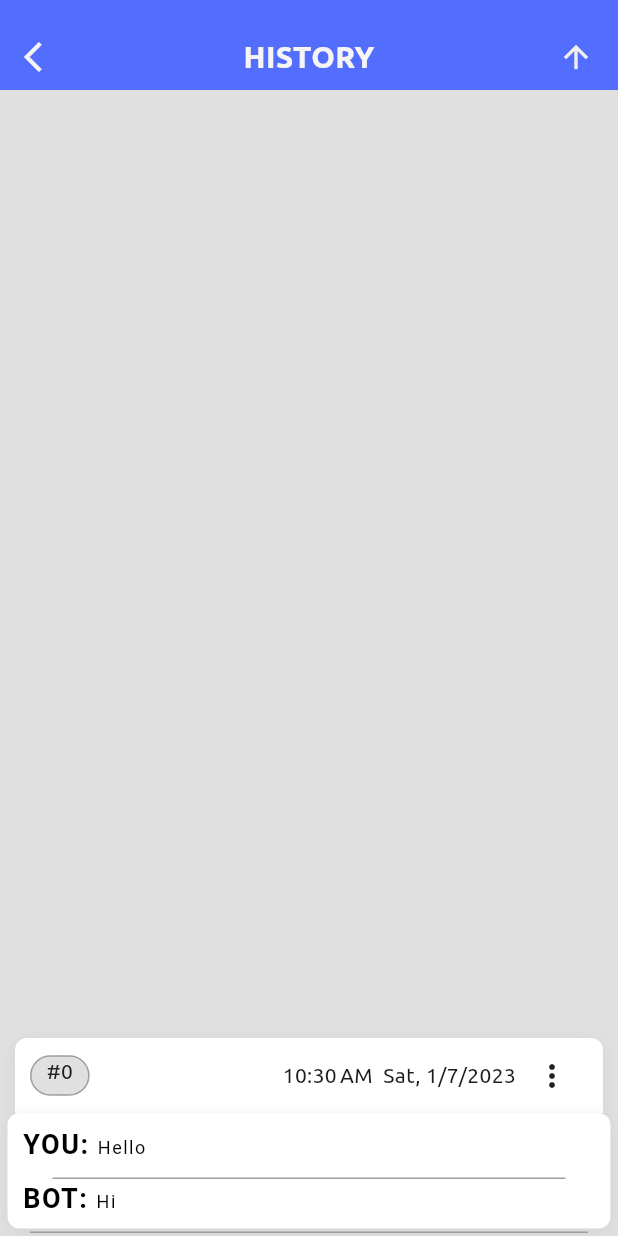
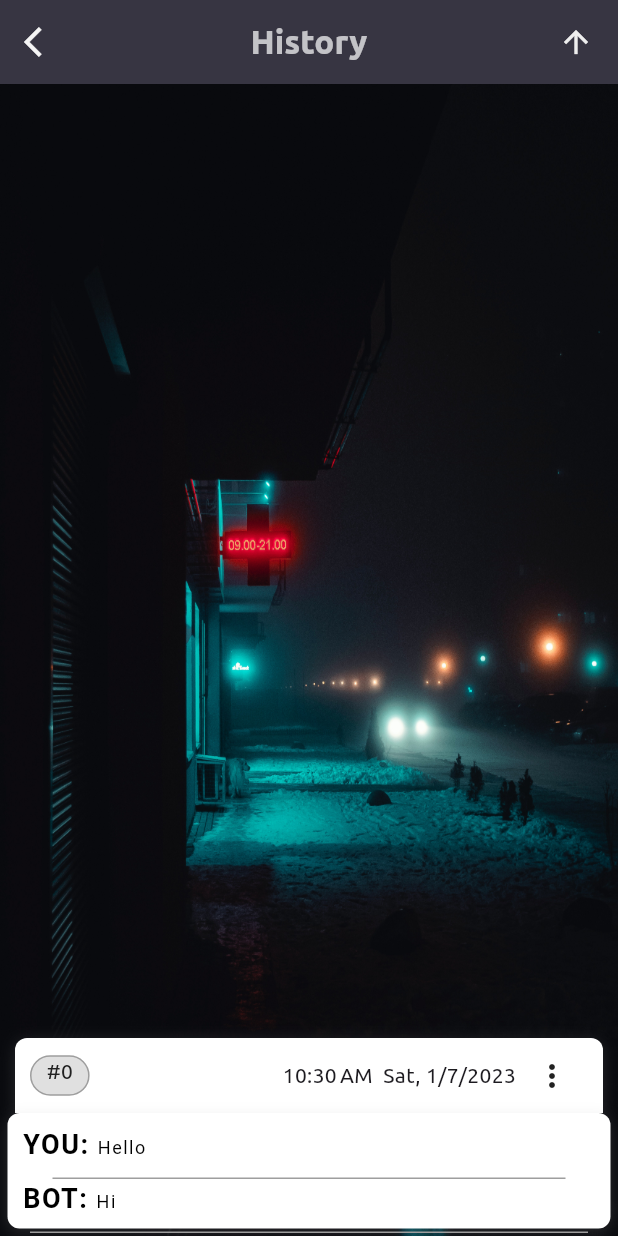
Before and after one commit to priyanshuverma-dev/delta, a Flutter app: the screen it shows after launch, after a tap on "HISTORY", on a phone screen of 412 x 824 dp. Run offline on Flutter 3.47's test engine with Material 2 defaults, Android fonts, the phone set to English and light mode, and no system bars; our stand-ins replace animated_text_kit, fluttertoast, get, hive, hive_flutter, lottie and 2 more; accounts and stored records are empty; network calls fail; project files that could hold a hidden picture were left out.

Commit message:
custom backgrounds are added

```diff
--- a/lib/features/Chat/screens/history_screen.dart
+++ b/lib/features/Chat/screens/history_screen.dart
@@ -1,6 +1,7 @@
 import 'package:answer_it/core/snackbar.dart';
 import 'package:answer_it/features/Chat/controller/controller.dart';
 import 'package:answer_it/utils/colors.dart';
+import 'package:answer_it/utils/global_vars.dart';
 import 'package:answer_it/widgets/history_card.dart';
 import 'package:flutter/material.dart';
 import 'package:flutter/services.dart';
@@ -21,7 +22,49 @@ class _HistoryScreenState extends State<HistoryScreen> {
     ScrollController listController = ScrollController();
 
     return Scaffold(
-      backgroundColor: Colors.grey[300],
+      backgroundColor: Colours.darkScaffoldColor,
+      appBar: AppBar(
+        centerTitle: true,
+        backgroundColor: Colours.darkScaffoldColor,
+        title: Text(
+          'History',
+          style: TextStyle(
+            color: Colours.textColor.withOpacity(0.7),
+            fontWeight: FontWeight.bold,
+          ),
+        ),
+        elevation: 10,
+        leading: InkWell(
+          onTap: () => Get.back(),
+          child: Icon(
+            Icons.arrow_back_ios,
+            color: Colors.grey.shade100,
+          ),
+        ),
+        actions: [
+          InkWell(
+            borderRadius: BorderRadius.circular(50),
+            onTap: () {
+              if (listController.hasClients) {
+                final upDis = listController.position.maxScrollExtent;
+
+                if (listController.position != upDis) {
+                  listController.jumpTo(upDis);
+                  listController.animateTo(upDis,
+                      duration: Duration(seconds: 3), curve: Curves.easeInOut);
+                }
+              }
+            },
+            child: Padding(
+              padding: const EdgeInsets.all(16.0),
+              child: Icon(
+                Icons.arrow_upward,
+                color: Colors.grey.shade200,
+              ),
+            ),
+          ),
+        ],
+      ),
       body: AnnotatedRegion<SystemUiOverlayStyle>(
         value: SystemUiOverlayStyle.light.copyWith(
           statusBarColor: Theme.of(context).secondaryHeaderColor,
@@ -29,55 +72,14 @@ class _HistoryScreenState extends State<HistoryScreen> {
         ),
         child: SafeArea(
           child: Container(
+            decoration: BoxDecoration(
+              image: DecorationImage(
+                image: AssetImage(Globals.bg1),
+                fit: BoxFit.fill,
+              ),
+            ),
             child: Column(
               children: [
-                Container(
-                  padding: const EdgeInsets.fromLTRB(16, 16, 16, 0),
-                  height: 60,
-                  decoration: BoxDecoration(
-                    color: Colours.secondaryColor,
-                  ),
-                  // AppBar...
-                  child: Row(
-                    mainAxisAlignment: MainAxisAlignment.spaceBetween,
-                    children: [
-                      InkWell(
-                        onTap: () => Get.back(),
-                        child: Icon(
-                          Icons.arrow_back_ios,
-                          color: Colors.grey.shade100,
-                        ),
-                      ),
-                      Text(
-                        'HISTORY',
-                        style: TextStyle(
-                          color: Colors.grey.shade100,
-                          fontWeight: FontWeight.bold,
-                          fontSize: 20,
-                        ),
-                      ),
-                      InkWell(
-                        onTap: () {
-                          if (listController.hasClients) {
-                            final upDis =
-                                listController.position.maxScrollExtent;
-
-                            if (listController.position != upDis) {
-                              listController.jumpTo(upDis);
-                              listController.animateTo(upDis,
-                                  duration: Duration(seconds: 3),
-                                  curve: Curves.easeInOut);
-                            }
-                          }
-                        },
-                        child: Icon(
-                          Icons.arrow_upward,
-                          color: Colors.grey.shade200,
-                        ),
-                      ),
-                    ],
-                  ),
-                ),
                 SizedBox(height: 10),
                 Expanded(
                   child: ListView.builder(
--- a/lib/utils/global_vars.dart
+++ b/lib/utils/global_vars.dart
@@ -4,10 +4,14 @@ class Globals {
   static double fontSize = 16.0;
   static double textfieldAndButtonheight = 45;
 
-  static String user = "assets/user.png";
   static String bot = "assets/bot.png";
   static String splash = "assets/splash.json";
 
   static String botName = "BOT :";
   static String userName = ": YOU";
+
+  static String bg0 = 'assets/backgrounds/back.jpg';
+  static String bg1 = 'assets/backgrounds/bg.jpg';
+  static String bg2 = 'assets/backgrounds/bg1.jpg';
+  static String bg3 = 'assets/backgrounds/bg2.jpg';
 }
--- a/lib/widgets/answer_card.dart
+++ b/lib/widgets/answer_card.dart
@@ -43,17 +43,27 @@ Widget getAnswerUI(String text, dynamic height, bool status, bool isloading) {
             children: [
               Stack(
                 children: <Widget>[
-                  Container(
-                    height: 60.0,
-                    width: 60.0,
-                    decoration: BoxDecoration(
-                      borderRadius: BorderRadius.circular(30.0),
-                      image: DecorationImage(
-                        scale: 0.5,
-                        image: const AssetImage('assets/bot.png'),
+                  Padding(
+                    padding: const EdgeInsets.all(8.0),
+                    child: CircleAvatar(
+                      backgroundColor: Colours.darkScaffoldColor,
+                      child: CircleAvatar(
+                        backgroundImage: const AssetImage('assets/bot.png'),
+                        backgroundColor: Colors.transparent,
                       ),
                     ),
                   ),
+                  // Container(
+                  //   height: 60.0,
+                  //   width: 60.0,
+                  //   decoration: BoxDecoration(
+                  //     borderRadius: BorderRadius.circular(30.0),
+                  //     image: DecorationImage(
+                  //       scale: 0.5,
+                  //       image: const AssetImage('assets/bot.png'),
+                  //     ),
+                  //   ),
+                  // ),
                   Container(
                     margin: EdgeInsets.only(left: 40.0),
                     height: 15.0,
--- a/lib/widgets/question_card.dart
+++ b/lib/widgets/question_card.dart
@@ -1,6 +1,5 @@
 import 'dart:ui';
 
-import 'package:answer_it/core/inAppNames.dart';
 import 'package:answer_it/utils/colors.dart';
 
 import 'package:flutter/material.dart';
--- a/pubspec.yaml
+++ b/pubspec.yaml
@@ -100,8 +100,7 @@ flutter:
   assets:
     - assets/bot.png
     - assets/splash.json
-    - assets/back.jpg
-    - assets/bg.jpg
+    - assets/backgrounds/
   #   - images/a_dot_ham.jpeg
 
   # An image asset can refer to one or more resolution-specific "variants", see
```
Also changed, not shown: lib/basics/credits_screen.dart (+23 -2 lines), lib/basics/feedback_screen.dart (+6 -2 lines), lib/features/Chat/screens/chat_screen.dart (+94 -76 lines), lib/widgets/history_cell.dart (added, +47 -0 lines), lib/widgets/inputfield.dart (added, +45 -0 lines), lib/widgets/textfield_area.dart (+28 -68 lines), assets/backgrounds/back.jpg (renamed from assets/back.jpg), assets/backgrounds/bg.jpg (renamed from assets/bg.jpg), assets/backgrounds/bg1.jpg (added), assets/backgrounds/bg2.jpg (added).
